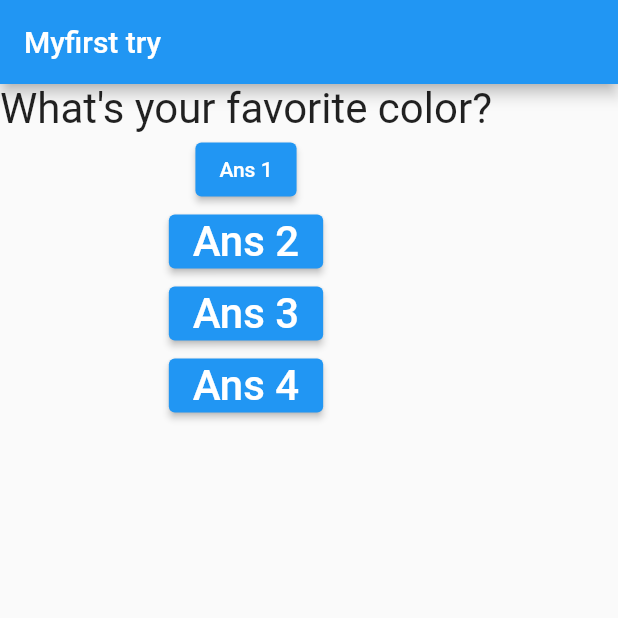
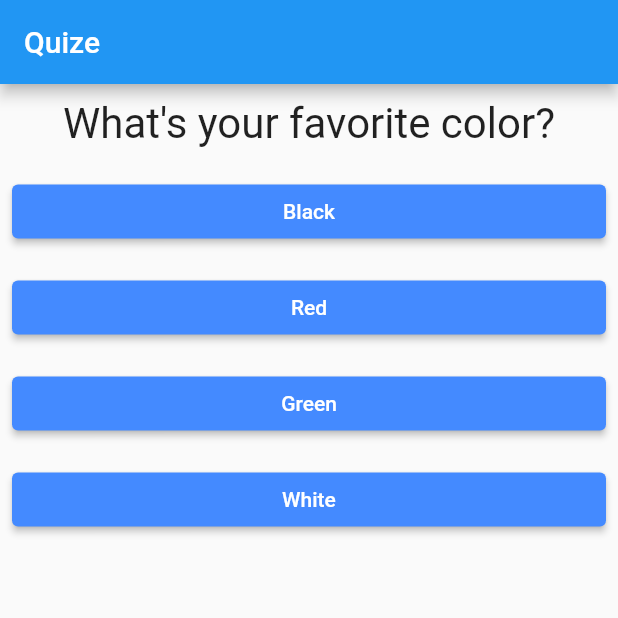
Before and after one commit to mamekakuma/FlutterTut, a Flutter app: the screen it shows after launch, on a phone screen of 412 x 824 dp, the top half of it. Run offline on Flutter 3.47's test engine with Material 2 defaults, Android fonts, the phone set to English and light mode, and no system bars.

Commit message:
QuizeCreated

```diff
--- /dev/null
+++ b/lib/answer.dart
@@ -0,0 +1,22 @@
+import 'package:flutter/material.dart';
+
+class Answer extends StatelessWidget {
+  final VoidCallback selectHandler;
+  final String answerText;
+  Answer(this.selectHandler, this.answerText);
+  @override
+  Widget build(BuildContext context) {
+    return Container(
+      padding: EdgeInsets.all(8),
+      width: double.infinity,
+      child: ElevatedButton(
+        style: ButtonStyle(
+          backgroundColor: MaterialStateProperty.all(Colors.blueAccent),
+          foregroundColor: MaterialStateProperty.all(Colors.white),
+        ),
+        onPressed: selectHandler,
+        child: Text(answerText),
+      ),
+    );
+  }
+}
--- a/lib/main.dart
+++ b/lib/main.dart
@@ -1,10 +1,9 @@
 import 'package:flutter/material.dart';
 import './quetion.dart';
-
+import './answer.dart';
 void main() {
   runApp(MyApp());
 }
-
 class MyApp extends StatefulWidget {
   @override
   State<StatefulWidget> createState() {
@@ -15,7 +14,7 @@ class MyApp extends StatefulWidget {
 
 // ignore: use_key_in_widget_constructors
 class MyAppState extends State<MyApp> {
-  void answer() {
+  void answerQuestion() {
     setState(() {
       questionIdx += 1;
     });
@@ -26,33 +25,37 @@ class MyAppState extends State<MyApp> {
   var questionIdx = 0;
   Widget build(BuildContext context) {
     var question = [
-      'What\'s your favorite color?',
-      'what\'s your favorite animal?',
+      {
+        'questionText': 'What\'s your favorite color?',
+        'answers': ['Black', 'Red', 'Green', 'White'],
+      },
+      {
+        'questionText': 'What\'s your favorite animal?',
+        'answers': ['RAbbit', 'Cat', 'Dog', 'Snake'],
+      },
+      {
+        'questionText': 'What\'s your favorite pesrson?',
+        'answers': ['Benzema', 'Mbappe', 'Messi', 'Madison'],
+      },
     ];
     return MaterialApp(
       home: Scaffold(
         appBar: AppBar(
-          title: const Text('Myfirst try'),
+          title: const Text('Quize'),
         ),
         // ignore: prefer_const_literals_to_create_immutables
         body: Column(children: [
-          Question(question[questionIdx%2]),
-          ElevatedButton(
-            onPressed: answer,
-            child: Text('Ans 1'),
+          Question(
+            (question[questionIdx % 3]['questionText'] as String ),
           ),
-          ElevatedButton(
-            onPressed: answer,
-            child: Question('Ans 2'),
-          ),
-          ElevatedButton(
-            onPressed: answer,
-            child: Question('Ans 3'),
-          ),
-          ElevatedButton(
-            onPressed: answer,
-            child: Question('Ans 4'),
-          ),
+          ...(question[questionIdx % 3]['answers'] as List<String>)
+              .map((answer) {
+            return Answer(answerQuestion, answer);
+          }).toList(),
+          // Answer(answerQuestion),
+          // Answer(answerQuestion),
+          // Answer(answerQuestion),
+          // Answer(answerQuestion),
         ]),
       ),
     );
--- a/lib/quetion.dart
+++ b/lib/quetion.dart
@@ -1,14 +1,18 @@
 import 'package:flutter/material.dart';
 
 class Question extends StatelessWidget {
- final String questionText;
+  final String questionText;
   Question(this.questionText);
   @override
   Widget build(BuildContext context) {
     return Container(
-      child: Text(questionText ,
-      style : TextStyle(fontSize: 28),
-      textAlign: TextAlign.center,),
+      width: double.infinity,
+      margin: EdgeInsets.all(10),
+      child: Text(
+        questionText,
+        style: TextStyle(fontSize: 28),
+        textAlign: TextAlign.center,
+      ),
     );
   }
 }
```
